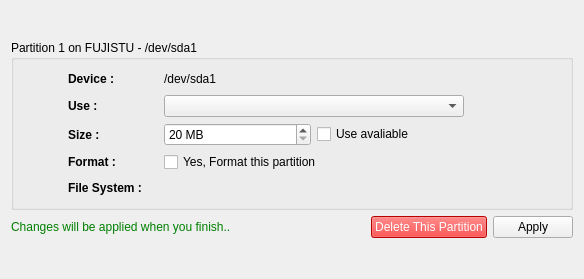
This is yali4/gui/Ui/partedit.ui in dadas45li/yali as Qt 5 draws it before an edit. The edited form follows.
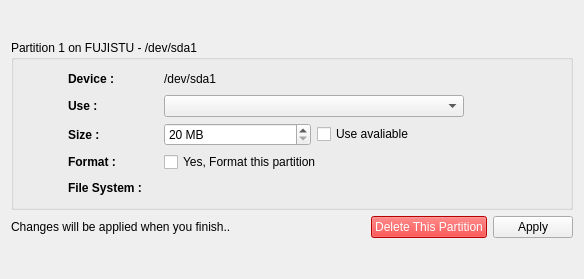
This is the edited form. Icons and pictures are not drawn.

Commit message: Create / Edit partitions (buggy)

The edit to the form file:
```diff
--- a/yali4/gui/Ui/partedit.ui
+++ b/yali4/gui/Ui/partedit.ui
@@ -263,7 +263,7 @@
        <item>
         <widget class="QLabel" name="label_6" >
          <property name="styleSheet" >
-          <string>color:green;</string>
+          <string/>
          </property>
          <property name="text" >
           <string>Changes will be applied when you finish..</string>
```
Left out of the diff: 2 changed lines with no effect on the pictures. The commit also changes 1 other file.
